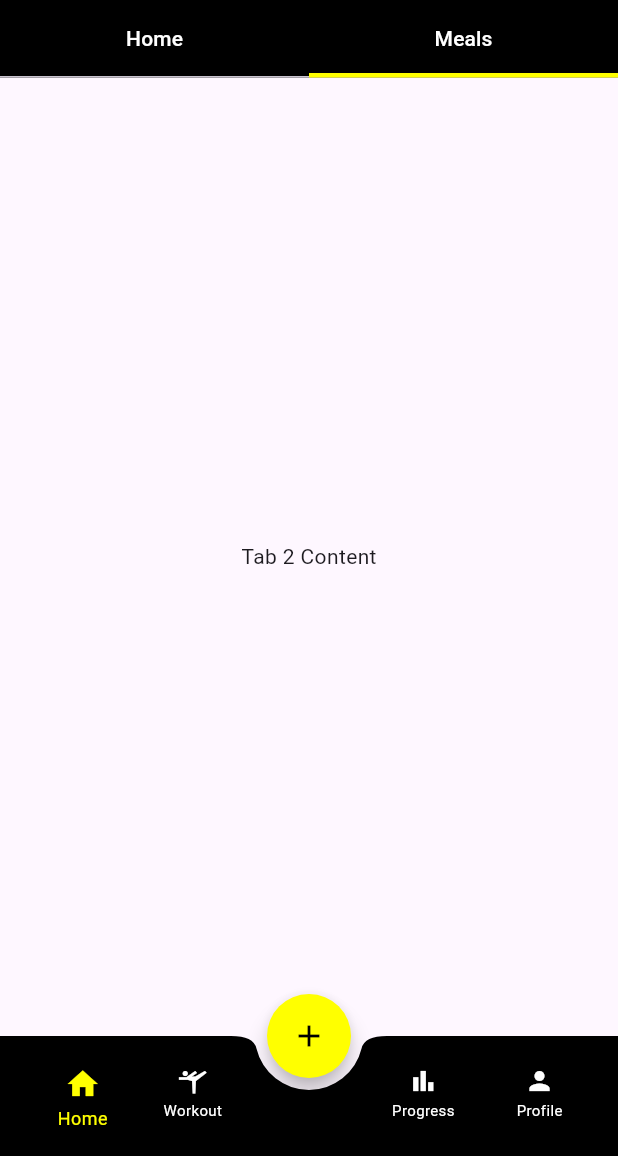
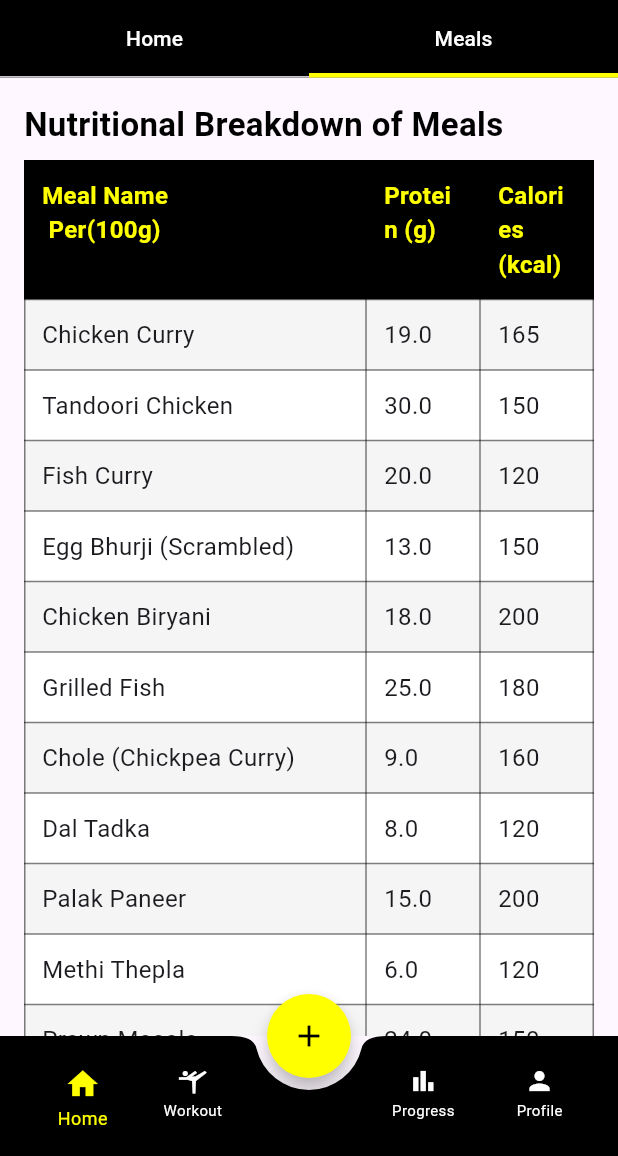
Before and after one commit to absharul/NutriFit, a Flutter app: the screen it shows after launch, tab 2 chosen, on a phone screen of 412 x 824 dp, the part 80-1236 px from its top. Run offline on Flutter 3.47's test engine with Material 3 defaults, Android fonts, the phone set to English and light mode, and no system bars; our stand-ins replace flutter_riverpod, go_router, google_fonts.

Commit message:
meal section added

```diff
--- a/lib/Screens/home_screen.dart
+++ b/lib/Screens/home_screen.dart
@@ -5,6 +5,7 @@ import 'package:flutter/material.dart';
 import 'package:flutter_riverpod/flutter_riverpod.dart';
 import 'package:google_fonts/google_fonts.dart';
 import 'package:nutrifit/Screens/check_screen.dart';
+import 'package:nutrifit/Screens/meal_screen.dart';
 import '../Widgets/User_Form/user_info_widget.dart';
 
 class HomeScreen extends ConsumerStatefulWidget {
@@ -72,9 +73,7 @@ class _HomeScreenState extends ConsumerState<HomeScreen>
         controller: _tabController,
         children: [
           CheckScreen(),
-          const Center(
-            child: Text('Tab 2 Content'), // Content for Tab 2
-          ),
+          MealSection(),
         ],
       ),
       floatingActionButton: FloatingActionButton(
--- /dev/null
+++ b/lib/Screens/meal_screen.dart
@@ -0,0 +1,148 @@
+import 'package:flutter/cupertino.dart';
+import 'package:flutter/material.dart';
+
+class MealSection extends StatelessWidget {
+  final List<Map<String, dynamic>> meals = [
+    {"meal": "Chicken Curry", "protein": 19.0, "calories": 165},
+    {"meal": "Tandoori Chicken", "protein": 30.0, "calories": 150},
+    {"meal": "Fish Curry", "protein": 20.0, "calories": 120},
+    {"meal": "Egg Bhurji (Scrambled)", "protein": 13.0, "calories": 150},
+    {"meal": "Chicken Biryani", "protein": 18.0, "calories": 200},
+    {"meal": "Grilled Fish", "protein": 25.0, "calories": 180},
+    {"meal": "Chole (Chickpea Curry)", "protein": 9.0, "calories": 160},
+    {"meal": "Dal Tadka", "protein": 8.0, "calories": 120},
+    {"meal": "Palak Paneer", "protein": 15.0, "calories": 200},
+    {"meal": "Methi Thepla", "protein": 6.0, "calories": 120},
+    {"meal": "Prawn Masala", "protein": 24.0, "calories": 150},
+    {"meal": "Chicken Korma", "protein": 21.0, "calories": 250},
+    {"meal": "Aloo Gobi", "protein": 2.0, "calories": 80},
+    {"meal": "Egg Curry", "protein": 12.0, "calories": 170},
+    {"meal": "Macher Jhol (Bengali Fish Curry)", "protein": 22.0, "calories": 130},
+    {"meal": "Mutton Rogan Josh", "protein": 25.0, "calories": 280},
+    {"meal": "Rajma (Kidney Bean Curry)", "protein": 8.0, "calories": 127},
+    {"meal": "Paneer Butter Masala", "protein": 16.0, "calories": 290},
+    {"meal": "Fish Fry", "protein": 23.0, "calories": 200},
+    {"meal": "Chicken Pakora", "protein": 22.0, "calories": 180},
+  ];
+
+  @override
+  Widget build(BuildContext context) {
+    return Scaffold(
+      body: SingleChildScrollView(
+        child: Padding(
+          padding: const EdgeInsets.all(16.0),
+          child: Column(
+            crossAxisAlignment: CrossAxisAlignment.start,
+            children: [
+              const Padding(
+                padding: EdgeInsets.only(bottom: 8.0),
+                child: Text(
+                  'Nutritional Breakdown of Meals',
+                  style: TextStyle(
+                    fontSize: 22,
+                    fontWeight: FontWeight.bold,
+                    color: Colors.black,
+                  ),
+                ),
+              ),
+              Table(
+                border: TableBorder.all(
+                  color: Colors.black.withOpacity(0.5),
+                  width: 1,
+                ),
+                columnWidths: const {
+                  0: FlexColumnWidth(3),
+                  1: FlexColumnWidth(1),
+                  2: FlexColumnWidth(1),
+                },
+                children: [
+                  const TableRow(
+                    decoration: BoxDecoration(
+                      color: Colors.black,
+                    ),
+                    children: [
+                      TableCell(
+                        child: Padding(
+                          padding: EdgeInsets.all(12.0),
+                          child: Text(
+                            'Meal Name \n Per(100g)',
+                            style: TextStyle(
+                              fontWeight: FontWeight.bold,
+                              color: Colors.yellowAccent,
+                              fontSize: 16,
+                            ),
+                          ),
+                        ),
+                      ),
+                      TableCell(
+                        child: Padding(
+                          padding: EdgeInsets.all(12.0),
+                          child: Text(
+                            'Protein (g)',
+                            style: TextStyle(
+                              fontWeight: FontWeight.bold,
+                              color: Colors.yellowAccent,
+                              fontSize: 16,
+                            ),
+                          ),
+                        ),
+                      ),
+                      TableCell(
+                        child: Padding(
+                          padding: EdgeInsets.all(12.0),
+                          child: Text(
+                            'Calories (kcal)',
+                            style: TextStyle(
+                              fontWeight: FontWeight.bold,
+                              color: Colors.yellowAccent,
+                              fontSize: 16,
+                            ),
+                          ),
+                        ),
+                      ),
+                    ],
+                  ),
+                  for (var i = 0; i < meals.length; i++)
+                    TableRow(
+                      decoration: BoxDecoration(
+                        color: i % 2 == 0 ? Colors.grey[100] : Colors.white,
+                      ),
+                      children: [
+                        TableCell(
+                          child: Padding(
+                            padding: const EdgeInsets.all(12.0),
+                            child: Text(
+                              meals[i]['meal'],
+                              style: const TextStyle(fontSize: 16),
+                            ),
+                          ),
+                        ),
+                        TableCell(
+                          child: Padding(
+                            padding: const EdgeInsets.all(12.0),
+                            child: Text(
+                              meals[i]['protein'].toString(),
+                              style: const TextStyle(fontSize: 16),
+                            ),
+                          ),
+                        ),
+                        TableCell(
+                          child: Padding(
+                            padding: const EdgeInsets.all(12.0),
+                            child: Text(
+                              meals[i]['calories'].toString(),
+                              style: const TextStyle(fontSize: 16),
+                            ),
+                          ),
+                        ),
+                      ],
+                    ),
+                ],
+              ),
+            ],
+          ),
+        ),
+      ),
+    );
+  }
+}
```
Also changed, not shown: lib/Screens/check_screen.dart (+90 -14 lines).
